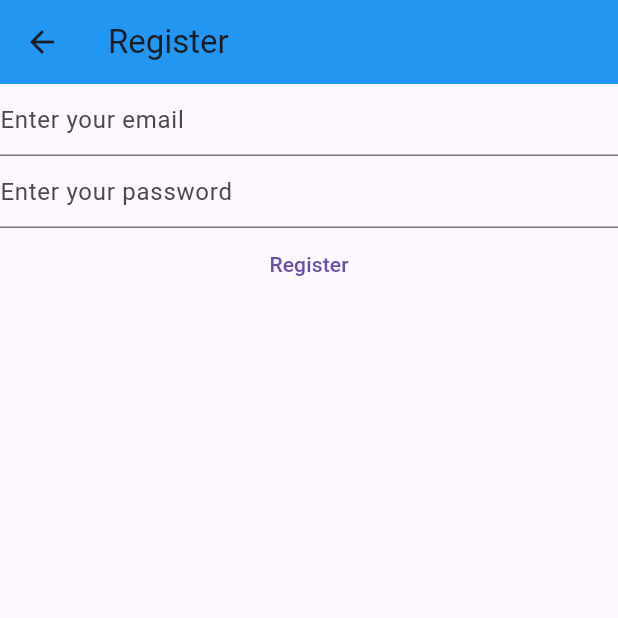
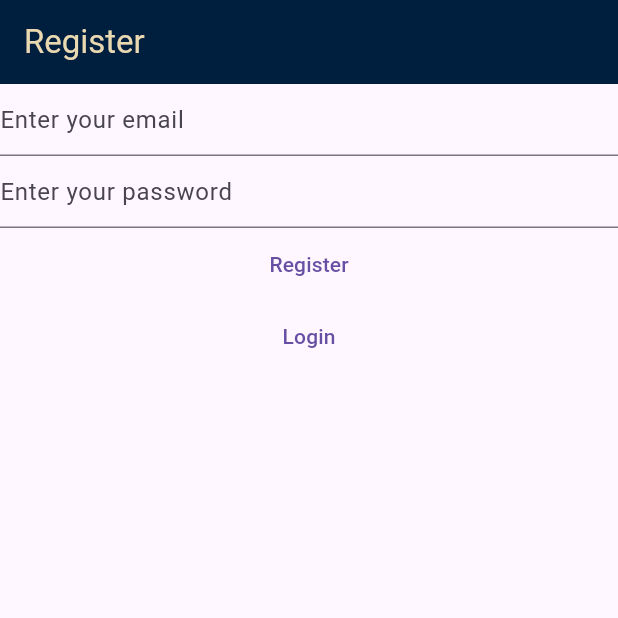
Before and after one commit to LioBlaja/flutterRegisterApp, a Flutter app: the RegisterView screen opened directly, on a phone screen of 412 x 824 dp, the top half of it. Run offline on Flutter 3.47's test engine with Material 3 defaults, Android fonts, the phone set to English and light mode, and no system bars; our stand-ins replace firebase_auth, firebase_core; accounts and stored records are empty.

Commit message:
12:15:30

```diff
--- a/lib/views/register_view.dart
+++ b/lib/views/register_view.dart
@@ -1,8 +1,6 @@
 import 'package:firebase_auth/firebase_auth.dart';
-import 'package:firebase_core/firebase_core.dart';
 import 'package:flutter/material.dart';
 import 'package:flutter/widgets.dart';
-import 'package:long_video_register_app/firebase_options.dart';
 
 class RegisterView extends StatefulWidget {
   const RegisterView({super.key});
@@ -33,23 +31,15 @@ class _RegisterViewState extends State<RegisterView> {
   Widget build(BuildContext context) {
     return Scaffold(
       appBar: AppBar(
-        title: const Text("Register"),
-        backgroundColor: Colors.blue,
+        title: const Text(
+          "Register",
+          style: TextStyle(
+            color: Color.fromRGBO(234, 216, 177, 1),
           ),
-      body: FutureBuilder(
-        future: Firebase.initializeApp(
-          options: DefaultFirebaseOptions.currentPlatform,
         ),
-        builder: (context, snapshot) {
-          switch (snapshot.connectionState) {
-            // case ConnectionState.none:
-            //   // TODO: Handle this case.
-            // case ConnectionState.waiting:
-            //   // TODO: Handle this case.
-            // case ConnectionState.active:
-            //   // TODO: Handle this case.
-            case ConnectionState.done:
-              return Center(
+        backgroundColor: const Color.fromRGBO(0, 31, 63, 1),
+      ),
+      body: Center(
         child: Column(
           children: [
             TextField(
@@ -92,13 +82,15 @@ class _RegisterViewState extends State<RegisterView> {
               },
               child: const Text("Register"),
             ),
+            TextButton(
+              onPressed: () {
+                Navigator.of(context)
+                    .pushNamedAndRemoveUntil('/login/', (route) => false);
+              },
+              child: const Text('Login'),
+            ),
           ],
         ),
-              );
-            default:
-              return const Text('Loading...');
-          }
-        },
       ),
     );
   }
```
Also changed, not shown: lib/main.dart (+22 -19 lines), lib/views/login_view.dart (+21 -23 lines), lib/views/pohui_view.dart (added, +17 -0 lines), lib/views/verify_email.dart (added, +49 -0 lines). Lines whose indentation alone changed are shown as unchanged.
